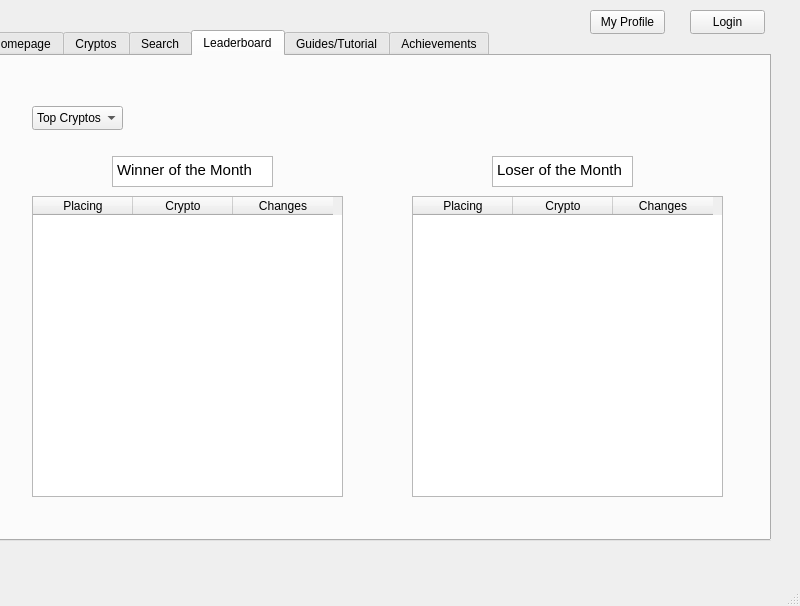
Above: client/form.ui from SushantKumarPandey/Crypto-Tradeing-App-with-fake-currency before the change. Below: the same form after it.
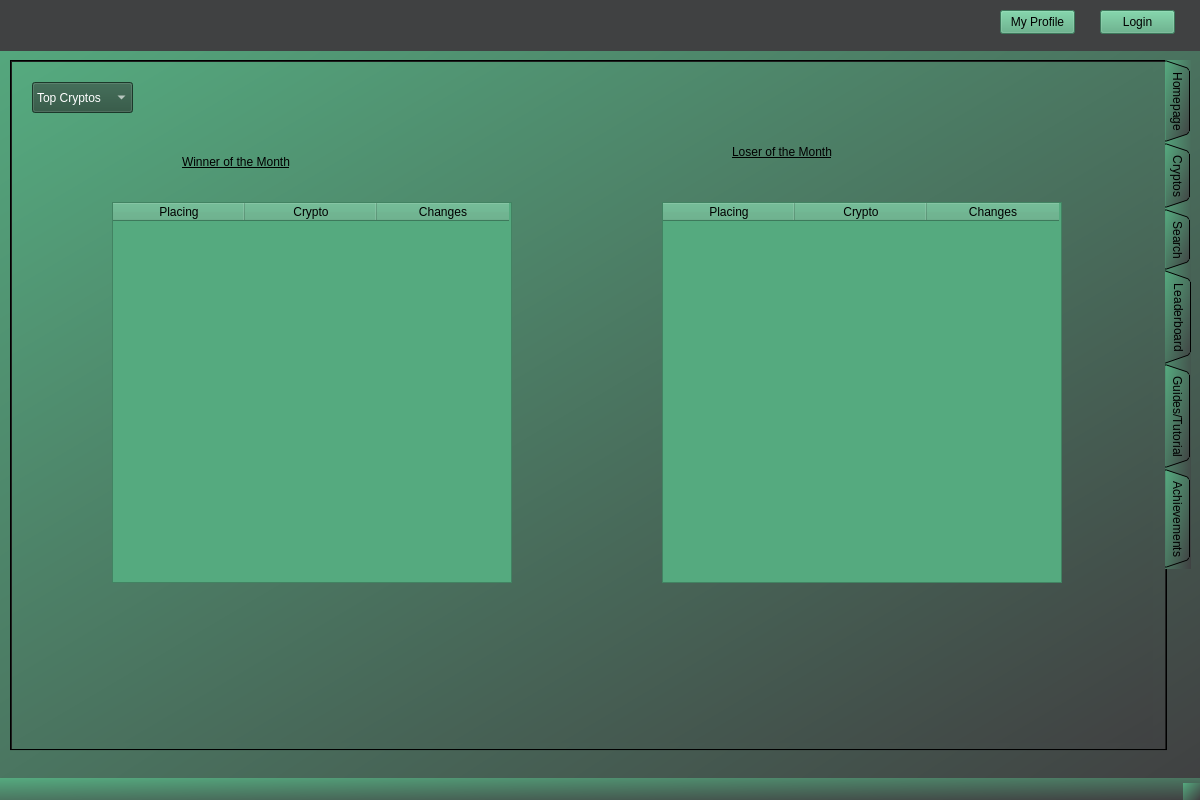
That is the form after the change. The open tabs and pages were chosen to show the change.

Commit message: fix(UI): Verschönerung und anpassungen

```diff
--- a/client/form.ui
+++ b/client/form.ui
@@ -9,23 +9,36 @@
    <rect>
     <x>0</x>
     <y>0</y>
-    <width>800</width>
-    <height>606</height>
+    <width>1200</width>
+    <height>800</height>
    </rect>
   </property>
   <property name="windowTitle">
    <string>MainWindow</string>
   </property>
+  <property name="styleSheet">
+   <string notr="true">background-color: qlineargradient(spread:reflect, x1:0, y1:0, x2:1, y2:1, stop:0 rgba(85, 170, 127, 255), stop:1 rgba(64, 65, 66, 255));
+color: rgb(0, 0, 0);</string>
+  </property>
   <widget class="QWidget" name="centralwidget">
    <widget class="QTabWidget" name="tabWidget">
     <property name="geometry">
      <rect>
-      <x>-20</x>
-      <y>30</y>
-      <width>791</width>
-      <height>511</height>
+      <x>10</x>
+      <y>60</y>
+      <width>1181</width>
+      <height>691</height>
      </rect>
     </property>
+    <property name="styleSheet">
+     <string notr="true"/>
+    </property>
+    <property name="tabPosition">
+     <enum>QTabWidget::TabPosition::East</enum>
+    </property>
+    <property name="tabShape">
+     <enum>QTabWidget::TabShape::Triangular</enum>
+    </property>
     <property name="currentIndex">
      <number>5</number>
     </property>
@@ -623,20 +636,227 @@
       <property name="geometry">
        <rect>
         <x>0</x>
-        <y>80</y>
-        <width>781</width>
-        <height>421</height>
+        <y>0</y>
+        <width>1141</width>
+        <height>681</height>
        </rect>
       </property>
       <widget class="QTableWidget" name="tableWidget_2">
        <property name="geometry">
         <rect>
-         <x>430</x>
-         <y>60</y>
-         <width>311</width>
-         <height>301</height>
+         <x>650</x>
+         <y>140</y>
+         <width>400</width>
+         <height>381</height>
         </rect>
        </property>
+       <property name="palette">
+        <palette>
+         <active>
+          <colorrole role="WindowText">
+           <brush brushstyle="SolidPattern">
+            <color alpha="255">
+             <red>0</red>
+             <green>0</green>
+             <blue>0</blue>
+            </color>
+           </brush>
+          </colorrole>
+          <colorrole role="Button">
+           <brush brushstyle="SolidPattern">
+            <color alpha="255">
+             <red>85</red>
+             <green>170</green>
+             <blue>127</blue>
+            </color>
+           </brush>
+          </colorrole>
+          <colorrole role="Text">
+           <brush brushstyle="SolidPattern">
+            <color alpha="255">
+             <red>0</red>
+             <green>0</green>
+             <blue>0</blue>
+            </color>
+           </brush>
+          </colorrole>
+          <colorrole role="ButtonText">
+           <brush brushstyle="SolidPattern">
+            <color alpha="255">
+             <red>0</red>
+             <green>0</green>
+             <blue>0</blue>
+            </color>
+           </brush>
+          </colorrole>
+          <colorrole role="Base">
+           <brush brushstyle="SolidPattern">
+            <color alpha="255">
+             <red>85</red>
+             <green>170</green>
+             <blue>127</blue>
+            </color>
+           </brush>
+          </colorrole>
+          <colorrole role="Window">
+           <brush brushstyle="SolidPattern">
+            <color alpha="255">
+             <red>85</red>
+             <green>170</green>
+             <blue>127</blue>
+            </color>
+           </brush>
+          </colorrole>
+          <colorrole role="PlaceholderText">
+           <brush brushstyle="SolidPattern">
+            <color alpha="128">
+             <red>0</red>
+             <green>0</green>
+             <blue>0</blue>
+            </color>
+           </brush>
+          </colorrole>
+         </active>
+         <inactive>
+          <colorrole role="WindowText">
+           <brush brushstyle="SolidPattern">
+            <color alpha="255">
+             <red>0</red>
+             <green>0</green>
+             <blue>0</blue>
+            </color>
+           </brush>
+          </colorrole>
+          <colorrole role="Button">
+           <brush brushstyle="SolidPattern">
+            <color alpha="255">
+             <red>85</red>
+             <green>170</green>
+             <blue>127</blue>
+            </color>
+           </brush>
+          </colorrole>
+          <colorrole role="Text">
+           <brush brushstyle="SolidPattern">
+            <color alpha="255">
+             <red>0</red>
+             <green>0</green>
+             <blue>0</blue>
+            </color>
+           </brush>
+          </colorrole>
+          <colorrole role="ButtonText">
+           <brush brushstyle="SolidPattern">
+            <color alpha="255">
+             <red>0</red>
+             <green>0</green>
+             <blue>0</blue>
+            </color>
+           </brush>
+          </colorrole>
+          <colorrole role="Base">
+           <brush brushstyle="SolidPattern">
+            <color alpha="255">
+             <red>85</red>
+             <green>170</green>
+             <blue>127</blue>
+            </color>
+           </brush>
+          </colorrole>
+          <colorrole role="Window">
+           <brush brushstyle="SolidPattern">
+            <color alpha="255">
+             <red>85</red>
+             <green>170</green>
+             <blue>127</blue>
+            </color>
+           </brush>
+          </colorrole>
+          <colorrole role="PlaceholderText">
+           <brush brushstyle="SolidPattern">
+            <color alpha="128">
+             <red>0</red>
+             <green>0</green>
+             <blue>0</blue>
+            </color>
+           </brush>
+          </colorrole>
+         </inactive>
+         <disabled>
+          <colorrole role="WindowText">
+           <brush brushstyle="SolidPattern">
+            <color alpha="255">
+             <red>0</red>
+             <green>0</green>
+             <blue>0</blue>
+            </color>
+           </brush>
+          </colorrole>
+          <colorrole role="Button">
+           <brush brushstyle="SolidPattern">
+            <color alpha="255">
+             <red>85</red>
+             <green>170</green>
+             <blue>127</blue>
+            </color>
+           </brush>
+          </colorrole>
+          <colorrole role="Text">
+           <brush brushstyle="SolidPattern">
+            <color alpha="255">
+             <red>0</red>
+             <green>0</green>
+             <blue>0</blue>
+            </color>
+           </brush>
+          </colorrole>
+          <colorrole role="ButtonText">
+           <brush brushstyle="SolidPattern">
+            <color alpha="255">
+             <red>0</red>
+             <green>0</green>
+             <blue>0</blue>
+            </color>
+           </brush>
+          </colorrole>
+          <colorrole role="Base">
+           <brush brushstyle="SolidPattern">
+            <color alpha="255">
+             <red>85</red>
+             <green>170</green>
+             <blue>127</blue>
+            </color>
+           </brush>
+          </colorrole>
+          <colorrole role="Window">
+           <brush brushstyle="SolidPattern">
+            <color alpha="255">
+             <red>85</red>
+             <green>170</green>
+             <blue>127</blue>
+            </color>
+           </brush>
+          </colorrole>
+          <colorrole role="PlaceholderText">
+           <brush brushstyle="SolidPattern">
+            <color alpha="128">
+             <red>0</red>
+             <green>0</green>
+             <blue>0</blue>
+            </color>
+           </brush>
+          </colorrole>
+         </disabled>
+        </palette>
+       </property>
+       <property name="styleSheet">
+        <string notr="true">font: 14pt &quot;Segoe UI&quot;;
+color: rgb(0, 0, 0);
+background-color: rgb(85, 170, 127);</string>
+       </property>
+       <attribute name="horizontalHeaderDefaultSectionSize">
+        <number>132</number>
+       </attribute>
        <column>
         <property name="text">
          <string>Placing</string>
@@ -656,12 +876,20 @@
       <widget class="QTableWidget" name="tableWidget">
        <property name="geometry">
         <rect>
-         <x>50</x>
-         <y>60</y>
-         <width>311</width>
-         <height>301</height>
+         <x>100</x>
+         <y>140</y>
+         <width>400</width>
+         <height>381</height>
         </rect>
        </property>
+       <property name="styleSheet">
+        <string notr="true">font: 14pt &quot;Segoe UI&quot;;
+color: rgb(0, 0, 0);
+background-color: rgb(85, 170, 127);</string>
+       </property>
+       <attribute name="horizontalHeaderDefaultSectionSize">
+        <number>132</number>
+       </attribute>
        <column>
         <property name="text">
          <string>Placing</string>
@@ -678,72 +906,74 @@
         </property>
        </column>
       </widget>
-      <widget class="QTextEdit" name="textEdit">
+      <widget class="QComboBox" name="comboBox">
        <property name="geometry">
         <rect>
-         <x>130</x>
+         <x>20</x>
          <y>20</y>
-         <width>161</width>
+         <width>101</width>
          <height>31</height>
         </rect>
        </property>
-       <property name="html">
-        <string>&lt;!DOCTYPE HTML PUBLIC &quot;-//W3C//DTD HTML 4.0//EN&quot; &quot;http://www.w3.org/TR/REC-html40/strict.dtd&quot;&gt;
-&lt;html&gt;&lt;head&gt;&lt;meta name=&quot;qrichtext&quot; content=&quot;1&quot; /&gt;&lt;meta charset=&quot;utf-8&quot; /&gt;&lt;style type=&quot;text/css&quot;&gt;
-p, li { white-space: pre-wrap; }
-hr { height: 1px; border-width: 0; }
-li.unchecked::marker { content: &quot;\2610&quot;; }
-li.checked::marker { content: &quot;\2612&quot;; }
-&lt;/style&gt;&lt;/head&gt;&lt;body style=&quot; font-family:'Segoe UI'; font-size:9pt; font-weight:400; font-style:normal;&quot;&gt;
-&lt;p style=&quot; margin-top:0px; margin-bottom:0px; margin-left:0px; margin-right:0px; -qt-block-indent:0; text-indent:0px;&quot;&gt;&lt;span style=&quot; font-size:11pt;&quot;&gt;Winner of the Month&lt;/span&gt;&lt;/p&gt;&lt;/body&gt;&lt;/html&gt;</string>
+       <property name="cursor">
+        <cursorShape>ArrowCursor</cursorShape>
        </property>
+       <property name="acceptDrops">
+        <bool>true</bool>
+       </property>
+       <property name="styleSheet">
+        <string notr="true">color: rgb(255, 255, 255);
+background-color: rgb(39, 79, 59);</string>
+       </property>
+       <item>
+        <property name="text">
+         <string>Top Cryptos</string>
+        </property>
+       </item>
+       <item>
+        <property name="text">
+         <string>Top Player</string>
+        </property>
+       </item>
       </widget>
-      <widget class="QTextEdit" name="textEdit_2">
+      <widget class="QLabel" name="label_6">
        <property name="geometry">
         <rect>
-         <x>510</x>
-         <y>20</y>
-         <width>141</width>
-         <height>31</height>
+         <x>720</x>
+         <y>40</y>
+         <width>250</width>
+         <height>100</height>
         </rect>
        </property>
-       <property name="html">
-        <string>&lt;!DOCTYPE HTML PUBLIC &quot;-//W3C//DTD HTML 4.0//EN&quot; &quot;http://www.w3.org/TR/REC-html40/strict.dtd&quot;&gt;
-&lt;html&gt;&lt;head&gt;&lt;meta name=&quot;qrichtext&quot; content=&quot;1&quot; /&gt;&lt;meta charset=&quot;utf-8&quot; /&gt;&lt;style type=&quot;text/css&quot;&gt;
-p, li { white-space: pre-wrap; }
-hr { height: 1px; border-width: 0; }
-li.unchecked::marker { content: &quot;\2610&quot;; }
-li.checked::marker { content: &quot;\2612&quot;; }
-&lt;/style&gt;&lt;/head&gt;&lt;body style=&quot; font-family:'Segoe UI'; font-size:9pt; font-weight:400; font-style:normal;&quot;&gt;
-&lt;p style=&quot; margin-top:0px; margin-bottom:0px; margin-left:0px; margin-right:0px; -qt-block-indent:0; text-indent:0px;&quot;&gt;&lt;span style=&quot; font-size:11pt;&quot;&gt;Loser of the Month&lt;/span&gt;&lt;/p&gt;&lt;/body&gt;&lt;/html&gt;</string>
+       <property name="styleSheet">
+        <string notr="true">font: 16pt &quot;Segoe UI&quot;;
+text-decoration: underline;
+color: rgb(0, 0, 0);
+background-color: transparent;</string>
        </property>
-      </widget>
-     </widget>
-     <widget class="QComboBox" name="comboBox">
-      <property name="geometry">
-       <rect>
-        <x>50</x>
-        <y>50</y>
-        <width>91</width>
-        <height>24</height>
-       </rect>
-      </property>
-      <property name="cursor">
-       <cursorShape>ArrowCursor</cursorShape>
-      </property>
-      <property name="acceptDrops">
-       <bool>true</bool>
-      </property>
-      <item>
        <property name="text">
-        <string>Top Cryptos</string>
+        <string>Loser of the Month</string>
        </property>
-      </item>
-      <item>
+      </widget>
+      <widget class="QLabel" name="label_7">
+       <property name="geometry">
+        <rect>
+         <x>170</x>
+         <y>50</y>
+         <width>261</width>
+         <height>100</height>
+        </rect>
+       </property>
+       <property name="styleSheet">
+        <string notr="true">font: 16pt &quot;Segoe UI&quot;;
+text-decoration: underline;
+color: rgb(0, 0, 0);
+background-color: transparent;</string>
+       </property>
        <property name="text">
-        <string>Top Player</string>
+        <string>Winner of the Month</string>
        </property>
-      </item>
+      </widget>
      </widget>
     </widget>
     <widget class="QWidget" name="tab_4">
@@ -833,19 +1063,25 @@
      <rect>
       <x>0</x>
       <y>0</y>
-      <width>791</width>
+      <width>1200</width>
       <height>51</height>
      </rect>
     </property>
+    <property name="styleSheet">
+     <string notr="true">background-color: rgb(64, 65, 66);</string>
+    </property>
     <widget class="QPushButton" name="pushButton">
      <property name="geometry">
       <rect>
-       <x>690</x>
+       <x>1100</x>
        <y>10</y>
        <width>75</width>
        <height>24</height>
       </rect>
      </property>
+     <property name="styleSheet">
+      <string notr="true">background-color: rgb(85, 170, 127);</string>
+     </property>
      <property name="text">
       <string>Login</string>
      </property>
@@ -853,12 +1089,15 @@
     <widget class="QPushButton" name="pushButton_2">
      <property name="geometry">
       <rect>
-       <x>590</x>
+       <x>1000</x>
        <y>10</y>
        <width>75</width>
        <height>24</height>
       </rect>
      </property>
+     <property name="styleSheet">
+      <string notr="true">background-color: rgb(85, 170, 127);</string>
+     </property>
      <property name="text">
       <string>My Profile</string>
      </property>
```
Left out of the diff: 917 changed lines with no effect on the pictures. The commit also changes 4 other files.
